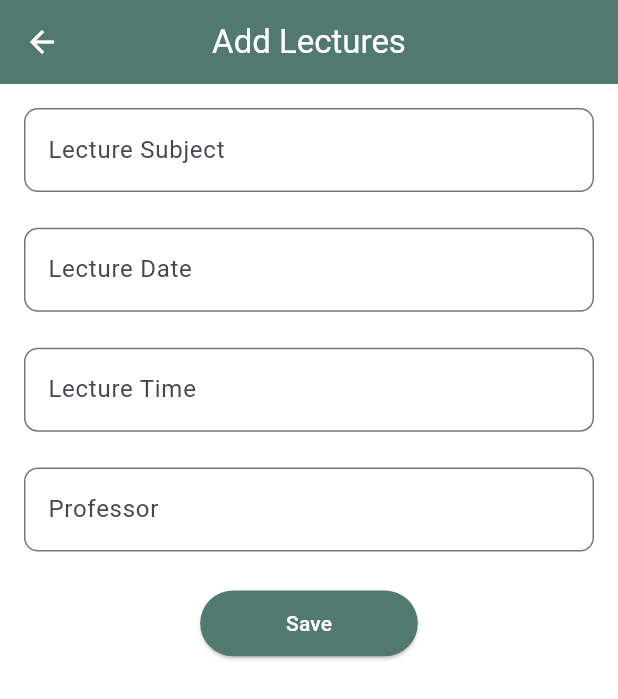
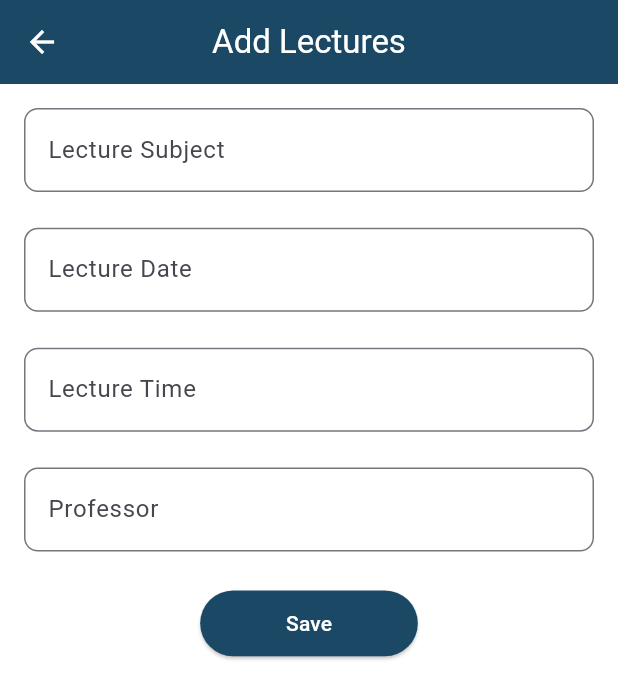
Before and after one commit to RushilBeladiya/Sascma, a Flutter app: the AddTimetableView screen opened directly, on a phone screen of 412 x 824 dp. Shown: the top 699 px of the screen. Run offline on Flutter 3.47's test engine with Material 3 defaults, Android fonts, the phone set to English and light mode, and no system bars; our stand-ins replace cloud_firestore, file_picker, firebase_auth, firebase_core, firebase_database, firebase_storage and 8 more; missing offline and left inert: flutter_pdfview, mailer, razorpay_flutter; accounts and stored records are empty.

Commit message:
image_add

```diff
--- a/lib/core/utils/colors.dart
+++ b/lib/core/utils/colors.dart
@@ -1,12 +1,10 @@
 import 'package:flutter/material.dart';
 
-class AppColor
-{
+class AppColor {
   static Color appBackGroundColor = const Color(0xffffffff);
-  static Color primaryColor = const Color(0xff52796F);
+  static Color primaryColor = const Color(0xff1B4965);
   static Color blackColor = const Color(0xff000000);
   static Color whiteColor = const Color(0xffffffff);
   static Color greyColor = const Color(0xffAFAFAF);
   static Color containerColor = const Color(0xff050a25);
-
 }
--- a/lib/core/utils/images.dart
+++ b/lib/core/utils/images.dart
@@ -1,5 +1,4 @@
-class AppImage
-{
+class AppImage {
   static const appLogo = "assets/splash_icon/app_Logo.png";
   static const collegeImage = "assets/college_image/college.jpeg";
 
@@ -7,7 +6,7 @@ class AppImage
 
   static const studentInfo = "assets/dashboard/student_info.png";
   static const attandence = "assets/dashboard/attendence.png";
-  static const  timetable = "assets/dashboard/time_table.png";
+  static const timetable = "assets/dashboard/time_table.png";
   static const subjects = "assets/dashboard/subject.png";
   static const lectures = "assets/dashboard/lecture.png";
   static const result = "assets/dashboard/result.png";
@@ -20,5 +19,4 @@ class AppImage
   static const gallery = "assets/dashboard/gallery.png";
   static const feePayment = "assets/dashboard/payment.png";
   static const contactus = "assets/dashboard/contact_us.png";
-
 }
--- a/pubspec.yaml
+++ b/pubspec.yaml
@@ -101,7 +101,7 @@ flutter:
   #   - images/a_dot_burr.jpeg
   #   - images/a_dot_ham.jpeg
   assets:
-    - assets/splash_icon/sascma logo.png
+    - assets/splash_icon/app_Logo.png
     - assets/dashboard/
 #    - assets/college_image/internet.jpeg
   # An image asset can refer to one or more resolution-specific "variants", see
```
Also changed, not shown: 1 other file.
